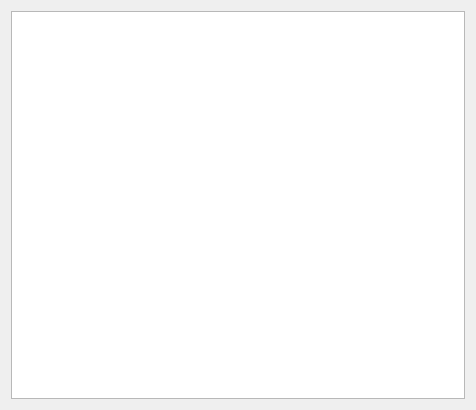
Old version of the form main.ui in the repository itsleko04/YandexCoffee.
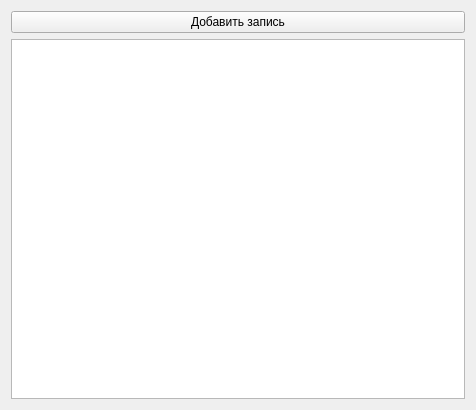
New version of the form.

```diff
--- a/main.ui
+++ b/main.ui
@@ -14,6 +14,13 @@
    <string>CoffeeWidget</string>
   </property>
   <layout class="QVBoxLayout" name="verticalLayout">
+   <item>
+    <widget class="QPushButton" name="addButton">
+     <property name="text">
+      <string>Добавить запись</string>
+     </property>
+    </widget>
+   </item>
    <item>
     <widget class="QTableWidget" name="tableWidget"/>
    </item>
```
Left out of the diff: 2 changed lines with no effect on the pictures.
